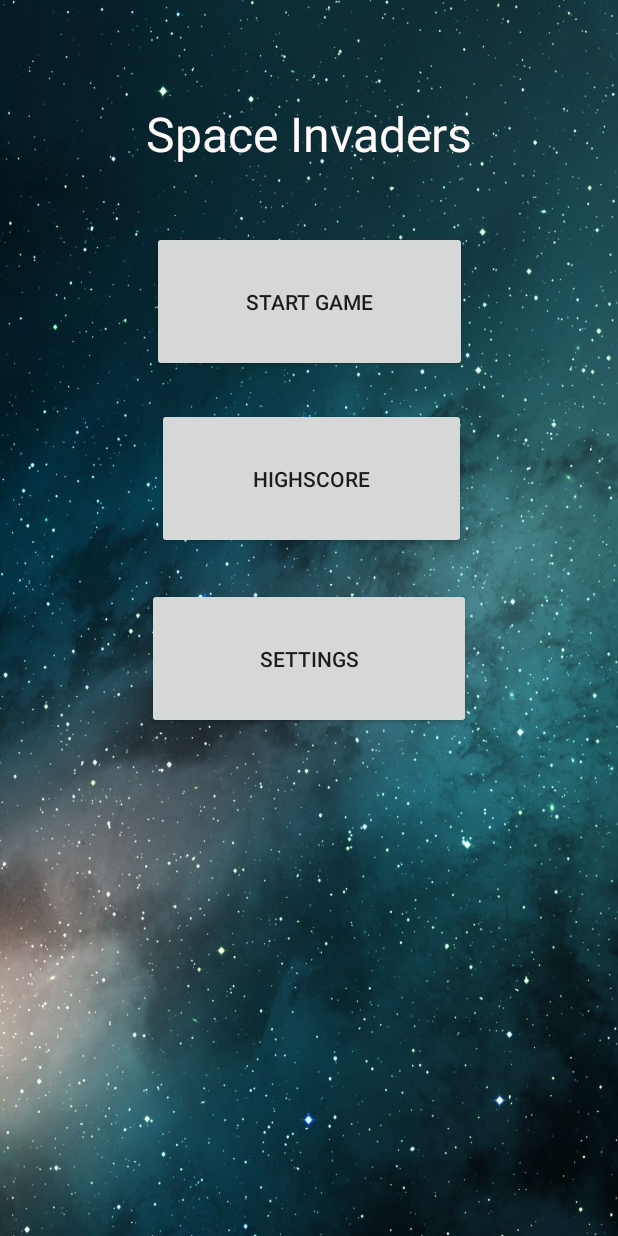
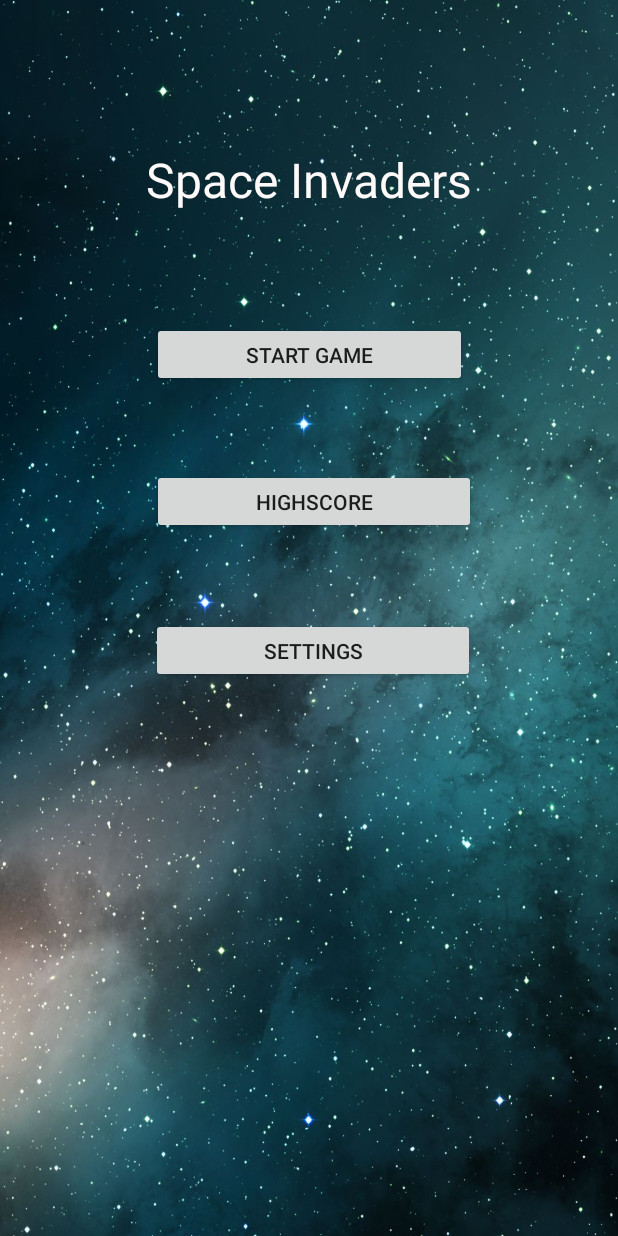
Before and after one commit to TimScheifler/SpaceInvaders, an Android app: the screen it shows after launch (SpaceInvadersActivity), on a phone screen of 412 x 824 dp. Run offline under Robolectric (Android 15) with nearby library versions, the light colour scheme and no system bars.

Commit message:
- Small bug-fixes.

```diff
--- a/app/src/main/java/com/example/spaceinvaders/activities/SpaceInvadersActivity.java
+++ b/app/src/main/java/com/example/spaceinvaders/activities/SpaceInvadersActivity.java
@@ -16,6 +16,7 @@
         setContentView(R.layout.activity_main);
 
         Button startButton = (Button)findViewById(R.id.start_game_button);
+
         startButton.setOnClickListener(new View.OnClickListener(){
 
             @Override
@@ -26,5 +27,4 @@
             }
         });
     }
-
 }
--- a/app/src/main/res/layout/activity_main.xml
+++ b/app/src/main/res/layout/activity_main.xml
@@ -24,7 +24,7 @@
     <Button
         android:id="@+id/start_game_button"
         android:layout_width="210dp"
-        android:layout_height="0dp"
+        android:layout_height="43dp"
         android:layout_marginBottom="24dp"
         android:text="@string/start_game"
         app:layout_constraintBottom_toTopOf="@+id/score_button"
@@ -35,18 +35,19 @@
     <Button
         android:id="@+id/settings_button"
         android:layout_width="216dp"
-        android:layout_height="0dp"
+        android:layout_height="43dp"
         android:layout_marginBottom="338dp"
         android:text="@string/settings"
         app:layout_constraintBottom_toBottomOf="parent"
         app:layout_constraintEnd_toEndOf="parent"
+        app:layout_constraintHorizontal_bias="0.512"
         app:layout_constraintStart_toStartOf="parent"
         app:layout_constraintTop_toBottomOf="@+id/score_button" />
 
     <Button
         android:id="@+id/score_button"
-        android:layout_width="0dp"
-        android:layout_height="0dp"
+        android:layout_width="216dp"
+        android:layout_height="43dp"
         android:layout_marginStart="3dp"
         android:layout_marginEnd="3dp"
         android:layout_marginBottom="26dp"
--- a/app/src/main/res/values/strings.xml
+++ b/app/src/main/res/values/strings.xml
@@ -3,4 +3,5 @@
     <string name="start_game">Start Game</string>
     <string name="highscore">Highscore</string>
     <string name="settings">Settings</string>
+    <string name="credits">Credits</string>
 </resources>
```
